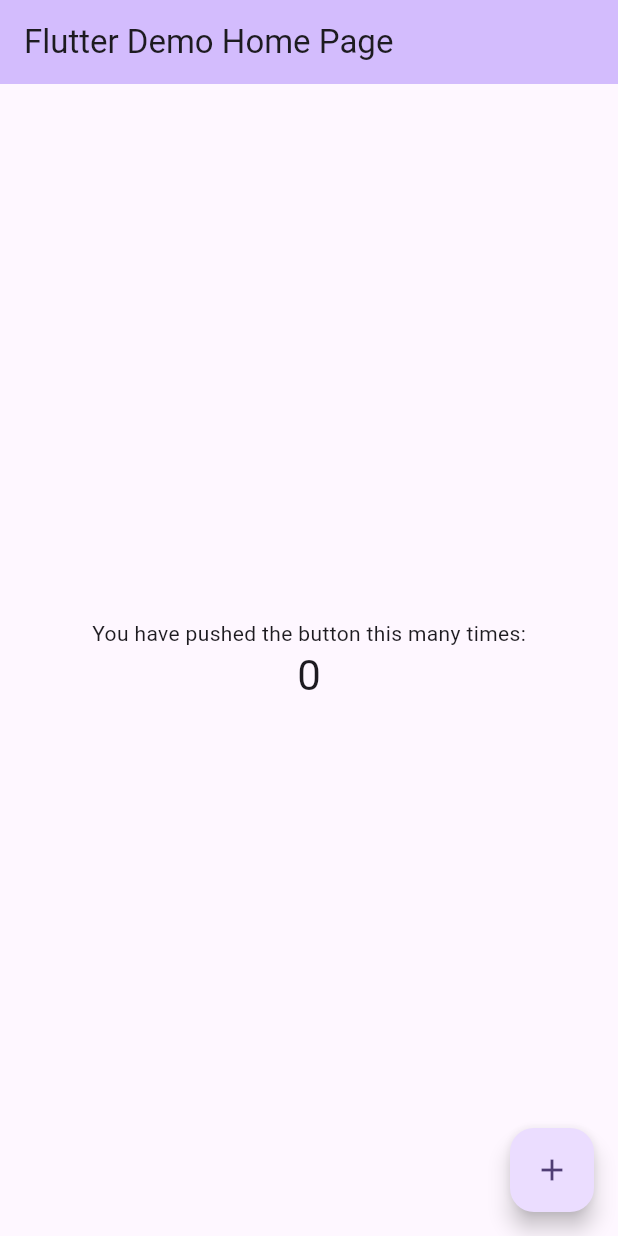
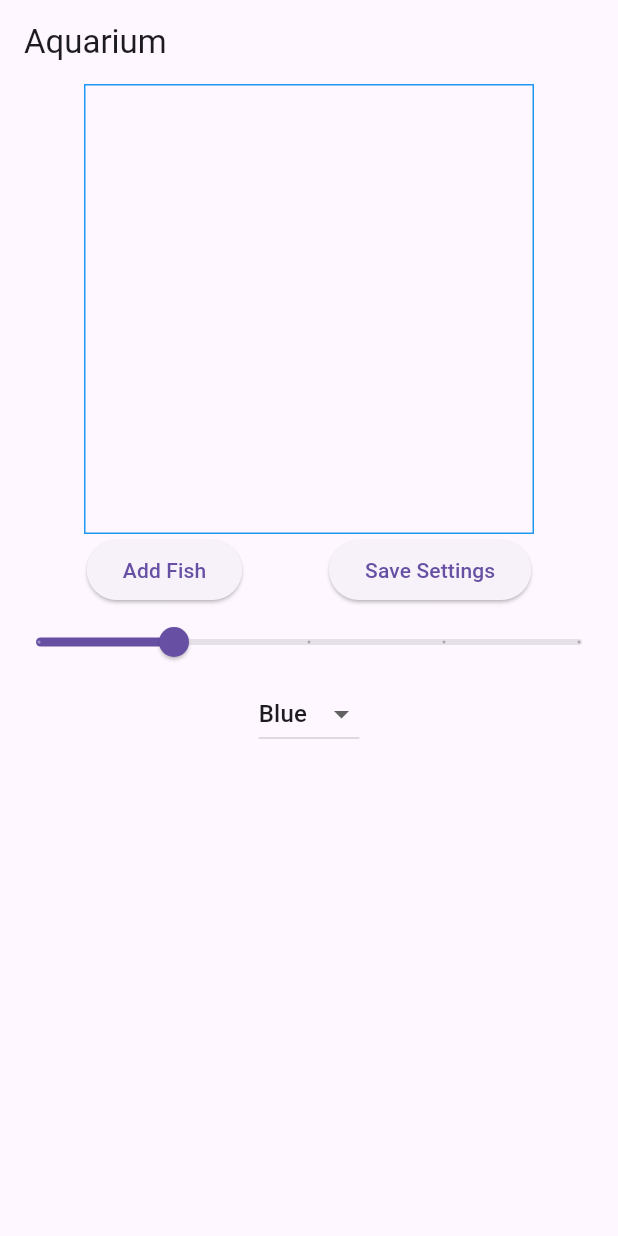
Before and after one commit to itsxri/aquarium, a Flutter app: the screen it shows after launch, on a phone screen of 412 x 824 dp. Run offline on Flutter 3.47's test engine with Material 3 defaults, Android fonts, the phone set to English and light mode, and no system bars; our stand-ins replace sqflite; accounts and stored records are empty.

Commit message:
Added the fish container, slider for speed, drop down for color, and the actual fish

```diff
--- /dev/null
+++ b/lib/aquarium_app.dart
@@ -0,0 +1,123 @@
+import 'package:flutter/material.dart';
+import 'aquarium_storage.dart';
+import 'fish.dart';
+
+class AquariumApp extends StatefulWidget {
+  @override
+  _AquariumAppState createState() => _AquariumAppState();
+}
+
+class _AquariumAppState extends State<AquariumApp> with SingleTickerProviderStateMixin {
+  List<Fish> fishList = [];
+  Color selectedColor = Colors.blue;
+  double selectedSpeed = 2.0;
+  late AquariumStorage storage;
+
+  @override
+  void initState() {
+    super.initState();
+    storage = AquariumStorage();
+    storage.initDatabase().then((_) {
+      _loadFishFromStorage();
+    });
+  }
+
+  // Load fish settings
+  Future<void> _loadFishFromStorage() async {
+    List<Fish> loadedFish = await storage.loadFish();
+    setState(() {
+      fishList = loadedFish;
+    });
+  }
+
+  // Add new fish
+  void _addFish() {
+    if (fishList.length < 10) {
+      setState(() {
+        fishList.add(Fish(selectedColor, selectedSpeed));
+        storage.saveFish(fishList);  // Save settings
+      });
+    }
+  }
+
+  @override
+  Widget build(BuildContext context) {
+    return MaterialApp(
+      home: Scaffold(
+        appBar: AppBar(title: Text("Aquarium")),
+        body: Column(
+          children: [
+            buildAquariumContainer(),
+            buildControlPanel(),
+            buildSpeedSlider(),
+            buildColorDropdown(),
+          ],
+        ),
+      ),
+    );
+  }
+
+  // aquarium containter
+  Widget buildAquariumContainer() {
+    return Container(
+      width: 300,
+      height: 300,
+      decoration: BoxDecoration(
+        border: Border.all(color: Colors.blue),
+      ),
+      child: Stack(
+        children: fishList.map((fish) => FishWidget(fish: fish)).toList(),
+      ),
+    );
+  }
+
+  // control panel
+  Widget buildControlPanel() {
+    return Row(
+      mainAxisAlignment: MainAxisAlignment.spaceEvenly,
+      children: [
+        ElevatedButton(
+          onPressed: _addFish,
+          child: Text("Add Fish"),
+        ),
+        ElevatedButton(
+          onPressed: () => storage.saveFish(fishList),
+          child: Text("Save Settings"),
+        ),
+      ],
+    );
+  }
+
+  //speed slider
+  Widget buildSpeedSlider() {
+    return Slider(
+      value: selectedSpeed,
+      min: 1.0,
+      max: 5.0,
+      divisions: 4,
+      label: selectedSpeed.toString(),
+      onChanged: (value) {
+        setState(() {
+          selectedSpeed = value;
+        });
+      },
+    );
+  }
+
+  // color dropdown
+  Widget buildColorDropdown() {
+    return DropdownButton<Color>(
+      value: selectedColor,
+      items: [
+        DropdownMenuItem(child: Text("Blue"), value: Colors.blue),
+        DropdownMenuItem(child: Text("Red"), value: Colors.red),
+        DropdownMenuItem(child: Text("Green"), value: Colors.green),
+      ],
+      onChanged: (Color? value) {
+        setState(() {
+          if (value != null) selectedColor = value;
+        });
+      },
+    );
+  }
+}
--- /dev/null
+++ b/lib/aquarium_storage.dart
@@ -0,0 +1,51 @@
+import 'dart:async';
+import 'package:sqflite/sqflite.dart';
+import 'package:path_provider/path_provider.dart';
+import 'dart:io';
+import 'package:path/path.dart';
+import 'package:flutter/material.dart';
+import 'fish.dart';
+
+class AquariumStorage {
+  Database? _database;
+
+
+  Future<Database> get database async {
+    if (_database != null) return _database!;
+
+
+    _database = await initDatabase();
+    return _database!;
+  }
+
+
+  Future<Database> initDatabase() async {
+    Directory documentsDirectory = await getApplicationDocumentsDirectory();
+    String path = join(documentsDirectory.path, "aquarium.db");
+
+    return await openDatabase(path, version: 1, onCreate: (Database db, int version) async {
+      await db.execute('CREATE TABLE Fish (id INTEGER PRIMARY KEY, color INTEGER, speed REAL)');
+    });
+  }
+
+  // Load fish
+  Future<List<Fish>> loadFish() async {
+    final db = await database;
+    final List<Map<String, dynamic>> fishes = await db.query('Fish');
+
+
+    return fishes.map((f) => Fish(Color(f['color']), f['speed'])).toList();
+  }
+
+
+  Future<void> saveFish(List<Fish> fishList) async {
+    final db = await database;
+    await db.delete('Fish'); // Clear old data
+    for (var fish in fishList) {
+      await db.insert('Fish', {
+        'color': fish.color.value,  // Store color
+        'speed': fish.speed,
+      });
+    }
+  }
+}
--- a/lib/main.dart
+++ b/lib/main.dart
@@ -1,125 +1,6 @@
 import 'package:flutter/material.dart';
+import 'aquarium_app.dart';
 
-void main() {
-  runApp(const MyApp());
+void main(){
+  runApp(AquariumApp());
 }
-
-class MyApp extends StatelessWidget {
-  const MyApp({super.key});
-
-  // This widget is the root of your application.
-  @override
-  Widget build(BuildContext context) {
-    return MaterialApp(
-      title: 'Flutter Demo',
-      theme: ThemeData(
-        // This is the theme of your application.
-        //
-        // TRY THIS: Try running your application with "flutter run". You'll see
-        // the application has a purple toolbar. Then, without quitting the app,
-        // try changing the seedColor in the colorScheme below to Colors.green
-        // and then invoke "hot reload" (save your changes or press the "hot
-        // reload" button in a Flutter-supported IDE, or press "r" if you used
-        // the command line to start the app).
-        //
-        // Notice that the counter didn't reset back to zero; the application
-        // state is not lost during the reload. To reset the state, use hot
-        // restart instead.
-        //
-        // This works for code too, not just values: Most code changes can be
-        // tested with just a hot reload.
-        colorScheme: ColorScheme.fromSeed(seedColor: Colors.deepPurple),
-        useMaterial3: true,
-      ),
-      home: const MyHomePage(title: 'Flutter Demo Home Page'),
-    );
-  }
-}
-
-class MyHomePage extends StatefulWidget {
-  const MyHomePage({super.key, required this.title});
-
-  // This widget is the home page of your application. It is stateful, meaning
-  // that it has a State object (defined below) that contains fields that affect
-  // how it looks.
-
-  // This class is the configuration for the state. It holds the values (in this
-  // case the title) provided by the parent (in this case the App widget) and
-  // used by the build method of the State. Fields in a Widget subclass are
-  // always marked "final".
-
-  final String title;
-
-  @override
-  State<MyHomePage> createState() => _MyHomePageState();
-}
-
-class _MyHomePageState extends State<MyHomePage> {
-  int _counter = 0;
-
-  void _incrementCounter() {
-    setState(() {
-      // This call to setState tells the Flutter framework that something has
-      // changed in this State, which causes it to rerun the build method below
-      // so that the display can reflect the updated values. If we changed
-      // _counter without calling setState(), then the build method would not be
-      // called again, and so nothing would appear to happen.
-      _counter++;
-    });
-  }
-
-  @override
-  Widget build(BuildContext context) {
-    // This method is rerun every time setState is called, for instance as done
-    // by the _incrementCounter method above.
-    //
-    // The Flutter framework has been optimized to make rerunning build methods
-    // fast, so that you can just rebuild anything that needs updating rather
-    // than having to individually change instances of widgets.
-    return Scaffold(
-      appBar: AppBar(
-        // TRY THIS: Try changing the color here to a specific color (to
-        // Colors.amber, perhaps?) and trigger a hot reload to see the AppBar
-        // change color while the other colors stay the same.
-        backgroundColor: Theme.of(context).colorScheme.inversePrimary,
-        // Here we take the value from the MyHomePage object that was created by
-        // the App.build method, and use it to set our appbar title.
-        title: Text(widget.title),
-      ),
-      body: Center(
-        // Center is a layout widget. It takes a single child and positions it
-        // in the middle of the parent.
-        child: Column(
-          // Column is also a layout widget. It takes a list of children and
-          // arranges them vertically. By default, it sizes itself to fit its
-          // children horizontally, and tries to be as tall as its parent.
-          //
-          // Column has various properties to control how it sizes itself and
-          // how it positions its children. Here we use mainAxisAlignment to
-          // center the children vertically; the main axis here is the vertical
-          // axis because Columns are vertical (the cross axis would be
-          // horizontal).
-          //
-          // TRY THIS: Invoke "debug painting" (choose the "Toggle Debug Paint"
-          // action in the IDE, or press "p" in the console), to see the
-          // wireframe for each widget.
-          mainAxisAlignment: MainAxisAlignment.center,
-          children: <Widget>[
-            const Text(
-              'You have pushed the button this many times:',
-            ),
-            Text(
-              '$_counter',
-              style: Theme.of(context).textTheme.headlineMedium,
-            ),
-          ],
-        ),
-      ),
-      floatingActionButton: FloatingActionButton(
-        onPressed: _incrementCounter,
-        tooltip: 'Increment',
-        child: const Icon(Icons.add),
-      ), // This trailing comma makes auto-formatting nicer for build methods.
-    );
-  }
-}
```
Also changed, not shown: lib/fish.dart (added, +69 -0 lines), pubspec.yaml (+7 -74 lines), assets/fish.png (added), pubspec.lock, 1 other file.
